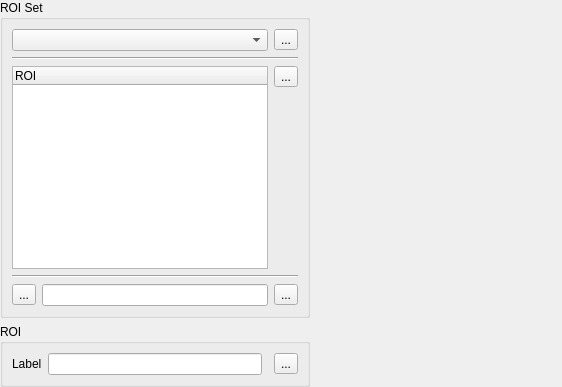
Before: the Qt Designer form src/terralib/qt/widgets/classification/ui/ROIManagerWidgetForm.ui in claudiobogossian/terralib5, drawn with Qt 5.
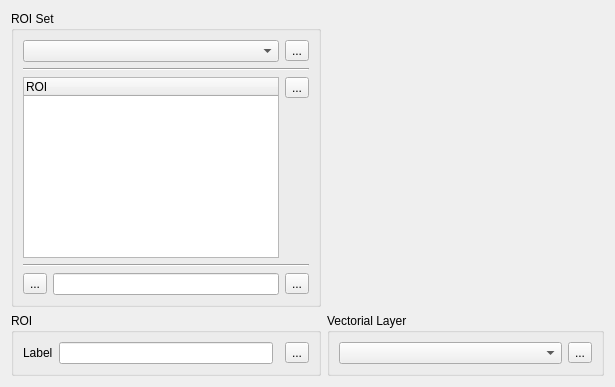
After: the same form once the commit is applied.

```diff
--- a/src/terralib/qt/widgets/classification/ui/ROIManagerWidgetForm.ui
+++ b/src/terralib/qt/widgets/classification/ui/ROIManagerWidgetForm.ui
@@ -6,23 +6,24 @@
    <rect>
     <x>0</x>
     <y>0</y>
-    <width>562</width>
+    <width>615</width>
     <height>387</height>
    </rect>
   </property>
   <property name="windowTitle">
    <string>ROI Manager</string>
   </property>
-  <layout class="QGridLayout" name="gridLayout_8">
-   <property name="margin">
-    <number>0</number>
-   </property>
-   <item row="0" column="0">
-    <layout class="QGridLayout" name="gridLayout_7">
+  <layout class="QGridLayout" name="gridLayout_9">
      <item row="0" column="0">
       <layout class="QGridLayout" name="gridLayout_6">
        <item row="0" column="0">
         <widget class="QGroupBox" name="m_roiSetGroupBox">
+       <property name="sizePolicy">
+        <sizepolicy hsizetype="Fixed" vsizetype="Preferred">
+         <horstretch>0</horstretch>
+         <verstretch>0</verstretch>
+        </sizepolicy>
+       </property>
          <property name="title">
           <string>ROI Set</string>
          </property>
@@ -117,14 +118,30 @@
          </layout>
         </widget>
        </item>
+     <item row="0" column="1">
+      <widget class="QWidget" name="m_navigatorWidget" native="true">
+       <property name="sizePolicy">
+        <sizepolicy hsizetype="Expanding" vsizetype="MinimumExpanding">
+         <horstretch>0</horstretch>
+         <verstretch>0</verstretch>
+        </sizepolicy>
+       </property>
+      </widget>
+     </item>
        <item row="1" column="0">
         <widget class="QGroupBox" name="m_roiGroupBox">
          <property name="sizePolicy">
-          <sizepolicy hsizetype="Preferred" vsizetype="Fixed">
+        <sizepolicy hsizetype="Fixed" vsizetype="Fixed">
            <horstretch>0</horstretch>
            <verstretch>0</verstretch>
           </sizepolicy>
          </property>
+       <property name="maximumSize">
+        <size>
+         <width>311</width>
+         <height>16777215</height>
+        </size>
+       </property>
          <property name="title">
           <string>ROI</string>
          </property>
@@ -180,16 +197,39 @@
          </layout>
         </widget>
        </item>
-      </layout>
-     </item>
-     <item row="0" column="1">
-      <widget class="QWidget" name="m_navigatorWidget" native="true">
+     <item row="1" column="1">
+      <widget class="QGroupBox" name="m_vectorLayerGroupBox">
        <property name="sizePolicy">
-        <sizepolicy hsizetype="MinimumExpanding" vsizetype="MinimumExpanding">
+        <sizepolicy hsizetype="Expanding" vsizetype="Preferred">
          <horstretch>0</horstretch>
          <verstretch>0</verstretch>
         </sizepolicy>
        </property>
+       <property name="title">
+        <string>Vectorial Layer</string>
+       </property>
+       <layout class="QGridLayout" name="gridLayout_8">
+        <item row="0" column="0">
+         <layout class="QGridLayout" name="gridLayout_7">
+          <item row="0" column="0">
+           <widget class="QComboBox" name="m_vectorLayerComboBox"/>
+          </item>
+          <item row="0" column="1">
+           <widget class="QToolButton" name="m_vectorLayerToolButton">
+            <property name="text">
+             <string>...</string>
+            </property>
+            <property name="checkable">
+             <bool>true</bool>
+            </property>
+            <property name="checked">
+             <bool>false</bool>
+            </property>
+           </widget>
+          </item>
+         </layout>
+        </item>
+       </layout>
       </widget>
      </item>
     </layout>
```
Lines whose indentation alone changed are shown as unchanged.
